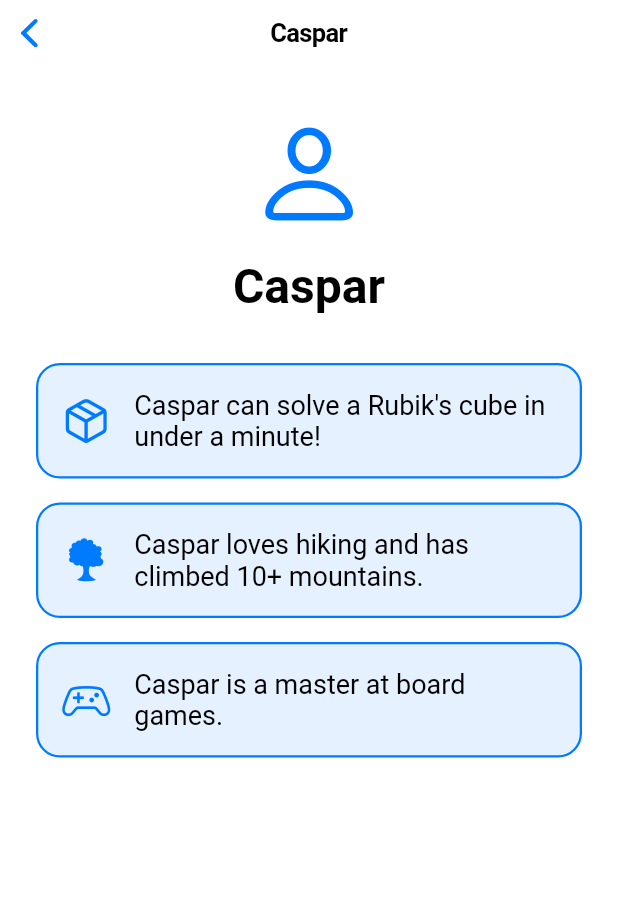
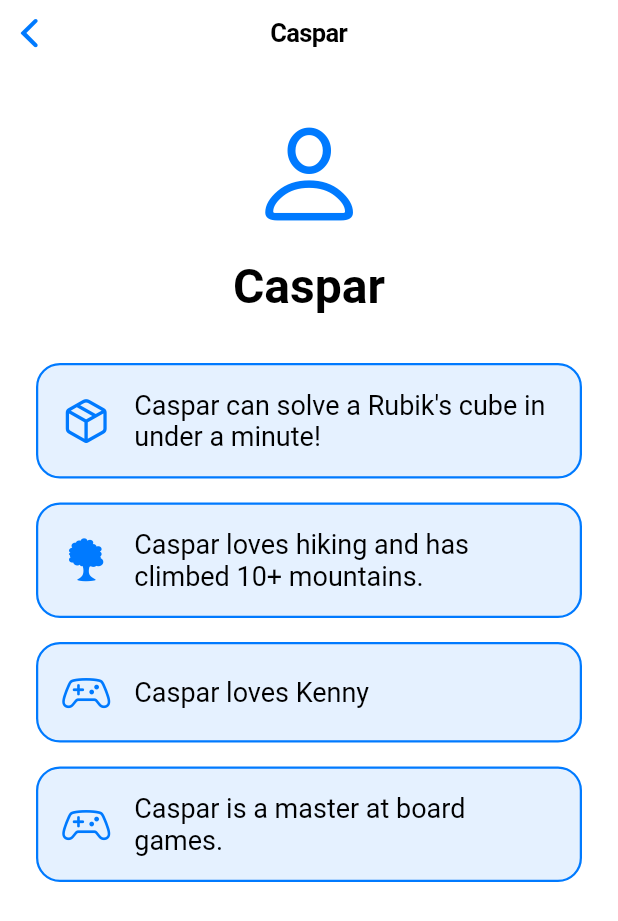
Before and after one commit to Felixburton7/quick_app, a Flutter app: the CasparPage screen opened directly, on a phone screen of 412 x 824 dp. Shown: the top 921 px of the screen. Run offline on Flutter 3.47's test engine with Material 3 defaults, Android fonts, the phone set to English and light mode, and no system bars; our stand-ins replace flutter_card_swiper, shared_preferences; accounts and stored records are empty.

Commit message:
cas + kenny

```diff
--- a/quick_app/lib/pages/caspar_page.dart
+++ b/quick_app/lib/pages/caspar_page.dart
@@ -35,6 +35,11 @@ class CasparPage extends StatelessWidget {
             icon: CupertinoIcons.tree,
           ),
           FunFactCard(
+            fact: "Caspar loves Kenny",
+            color: CupertinoColors.activeBlue,
+            icon: CupertinoIcons.game_controller,
+          ),
+          FunFactCard(
             fact: "Caspar is a master at board games.",
             color: CupertinoColors.activeBlue,
             icon: CupertinoIcons.game_controller,
```
Also changed, not shown: 1 other file.
